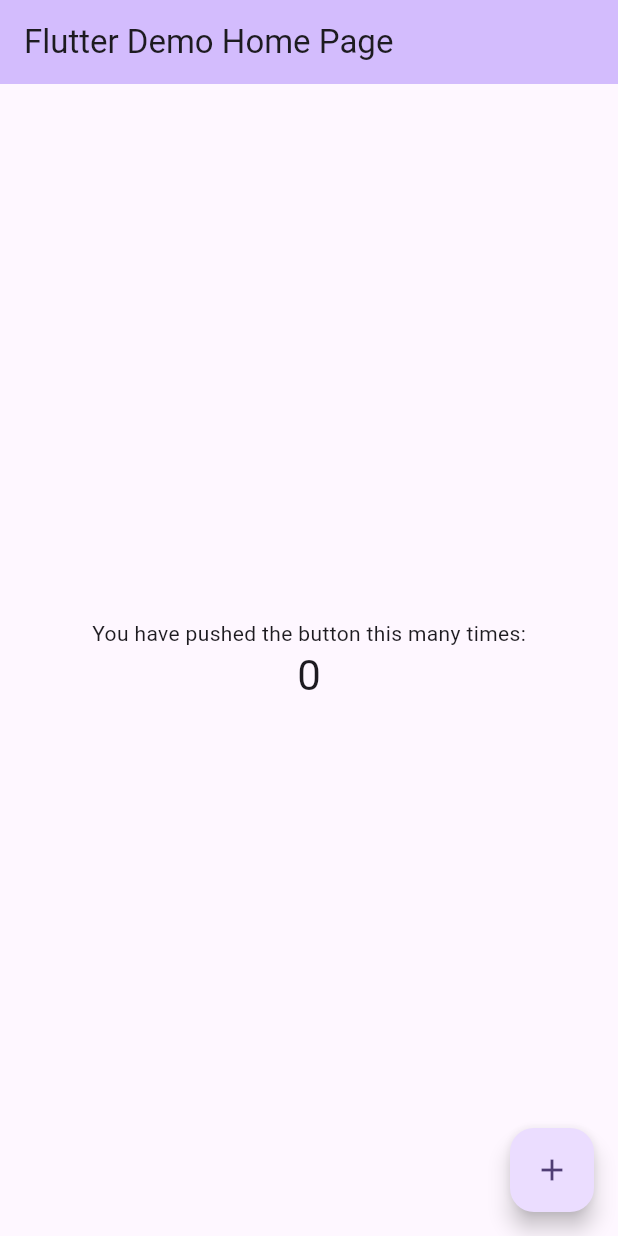
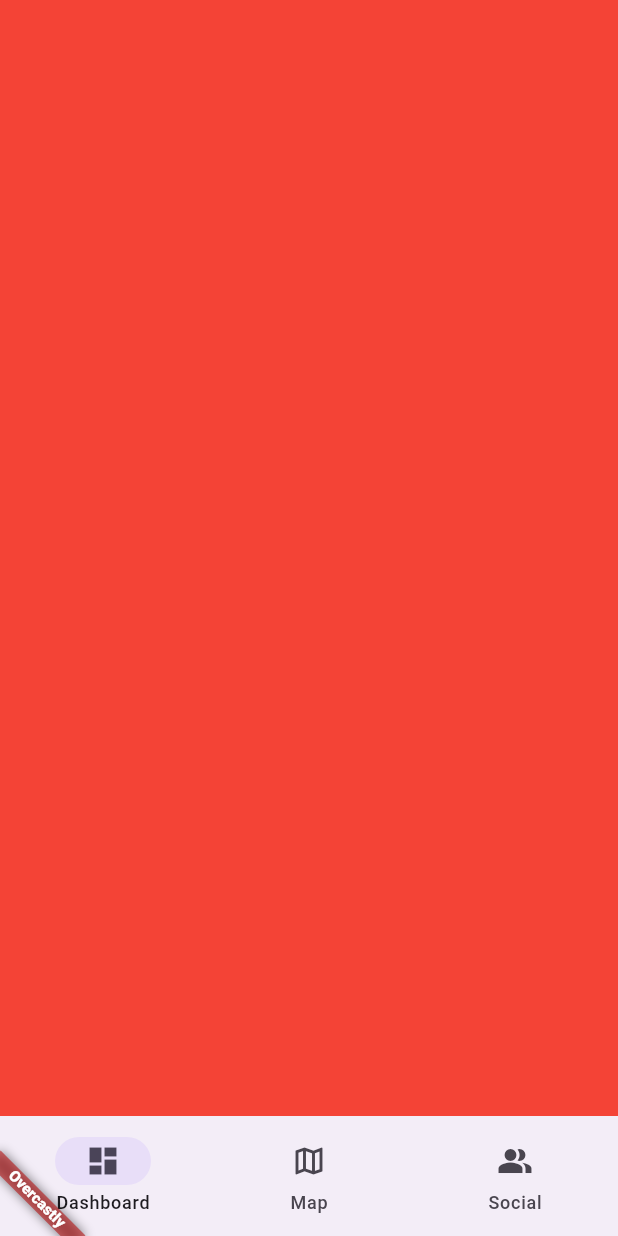
Before and after one commit to Overcastly/mobile, a Flutter app: the screen it shows after launch, on a phone screen of 412 x 824 dp. Run offline on Flutter 3.47's test engine with Material 3 defaults, Android fonts, the phone set to English and light mode, and no system bars.

```diff
--- a/lib/main.dart
+++ b/lib/main.dart
@@ -1,4 +1,5 @@
 import 'package:flutter/material.dart';
+import 'package:mobile/mainwrapper.dart';
 
 void main() {
   runApp(const MyApp());
@@ -7,119 +8,15 @@ void main() {
 class MyApp extends StatelessWidget {
   const MyApp({super.key});
 
-  // This widget is the root of your application.
   @override
   Widget build(BuildContext context) {
-    return MaterialApp(
-      title: 'Flutter Demo',
-      theme: ThemeData(
-        // This is the theme of your application.
-        //
-        // TRY THIS: Try running your application with "flutter run". You'll see
-        // the application has a purple toolbar. Then, without quitting the app,
-        // try changing the seedColor in the colorScheme below to Colors.green
-        // and then invoke "hot reload" (save your changes or press the "hot
-        // reload" button in a Flutter-supported IDE, or press "r" if you used
-        // the command line to start the app).
-        //
-        // Notice that the counter didn't reset back to zero; the application
-        // state is not lost during the reload. To reset the state, use hot
-        // restart instead.
-        //
-        // This works for code too, not just values: Most code changes can be
-        // tested with just a hot reload.
-        colorScheme: ColorScheme.fromSeed(seedColor: Colors.deepPurple),
-        useMaterial3: true,
-      ),
-      home: const MyHomePage(title: 'Flutter Demo Home Page'),
+    return const MaterialApp(
+      debugShowCheckedModeBanner: false,
+      home: Banner(
+        message: 'Overcastly',
+        location: BannerLocation.bottomStart,
+        child: MainWrapper(),
+      )
     );
   }
 }
-
-class MyHomePage extends StatefulWidget {
-  const MyHomePage({super.key, required this.title});
-
-  // This widget is the home page of your application. It is stateful, meaning
-  // that it has a State object (defined below) that contains fields that affect
-  // how it looks.
-
-  // This class is the configuration for the state. It holds the values (in this
-  // case the title) provided by the parent (in this case the App widget) and
-  // used by the build method of the State. Fields in a Widget subclass are
-  // always marked "final".
-
-  final String title;
-
-  @override
-  State<MyHomePage> createState() => _MyHomePageState();
-}
-
-class _MyHomePageState extends State<MyHomePage> {
-  int _counter = 0;
-
-  void _incrementCounter() {
-    setState(() {
-      // This call to setState tells the Flutter framework that something has
-      // changed in this State, which causes it to rerun the build method below
-      // so that the display can reflect the updated values. If we changed
-      // _counter without calling setState(), then the build method would not be
-      // called again, and so nothing would appear to happen.
-      _counter++;
-    });
-  }
-
-  @override
-  Widget build(BuildContext context) {
-    // This method is rerun every time setState is called, for instance as done
-    // by the _incrementCounter method above.
-    //
-    // The Flutter framework has been optimized to make rerunning build methods
-    // fast, so that you can just rebuild anything that needs updating rather
-    // than having to individually change instances of widgets.
-    return Scaffold(
-      appBar: AppBar(
-        // TRY THIS: Try changing the color here to a specific color (to
-        // Colors.amber, perhaps?) and trigger a hot reload to see the AppBar
-        // change color while the other colors stay the same.
-        backgroundColor: Theme.of(context).colorScheme.inversePrimary,
-        // Here we take the value from the MyHomePage object that was created by
-        // the App.build method, and use it to set our appbar title.
-        title: Text(widget.title),
-      ),
-      body: Center(
-        // Center is a layout widget. It takes a single child and positions it
-        // in the middle of the parent.
-        child: Column(
-          // Column is also a layout widget. It takes a list of children and
-          // arranges them vertically. By default, it sizes itself to fit its
-          // children horizontally, and tries to be as tall as its parent.
-          //
-          // Column has various properties to control how it sizes itself and
-          // how it positions its children. Here we use mainAxisAlignment to
-          // center the children vertically; the main axis here is the vertical
-          // axis because Columns are vertical (the cross axis would be
-          // horizontal).
-          //
-          // TRY THIS: Invoke "debug painting" (choose the "Toggle Debug Paint"
-          // action in the IDE, or press "p" in the console), to see the
-          // wireframe for each widget.
-          mainAxisAlignment: MainAxisAlignment.center,
-          children: <Widget>[
-            const Text(
-              'You have pushed the button this many times:',
-            ),
-            Text(
-              '$_counter',
-              style: Theme.of(context).textTheme.headlineMedium,
-            ),
-          ],
-        ),
-      ),
-      floatingActionButton: FloatingActionButton(
-        onPressed: _incrementCounter,
-        tooltip: 'Increment',
-        child: const Icon(Icons.add),
-      ), // This trailing comma makes auto-formatting nicer for build methods.
-    );
-  }
-}
--- /dev/null
+++ b/lib/mainwrapper.dart
@@ -0,0 +1,65 @@
+import 'package:flutter/material.dart';
+
+class MainWrapper extends StatefulWidget {
+  const MainWrapper({super.key});
+
+  @override
+  State<MainWrapper> createState() => _MainWrapperState();
+}
+
+class _MainWrapperState extends State<MainWrapper> {
+  int selectedIndex = 0;
+
+  @override
+  Widget build(BuildContext context) {
+    return Scaffold(
+
+
+
+      ///BOTTOM NAVIGATION BAR
+      bottomNavigationBar: NavigationBar(
+        selectedIndex: selectedIndex,
+        onDestinationSelected: (int index) {
+          setState(() {
+            selectedIndex = index;
+          });
+        },
+
+        destinations: const <NavigationDestination>[
+          NavigationDestination(
+              icon: Icon(Icons.dashboard),
+              label: 'Dashboard'
+          ),
+          NavigationDestination(
+              icon: Icon(Icons.map_outlined),
+              label: 'Map'
+          ),
+          NavigationDestination(
+              icon: Icon(Icons.people_alt),
+              label: 'Social'
+          ),
+        ],
+      ),
+
+      ///BODY
+      body: SafeArea(
+        top: false,
+          child: IndexedStack(
+            index: selectedIndex,
+            children: [
+              Container(
+                color: Colors.red,
+              ),
+              Container(
+                color: Colors.green,
+              ),
+              Container(
+                color: Colors.blue,
+              ),
+            ],
+          )
+      )
+
+    );
+  }
+}
--- /dev/null
+++ b/lib/navigation/dashboard_nav.dart
@@ -0,0 +1,32 @@
+import 'package:flutter/material.dart';
+
+
+class Dashboard extends StatefulWidget {
+  const Dashboard({super.key});
+
+  @override
+  State<Dashboard> createState() => _DashboardState();
+}
+
+class _DashboardState extends State<Dashboard> {
+
+  GlobalKey<NavigatorState> dashboardNavigatorKey = GlobalKey<NavigatorState>();
+
+  @override
+  Widget build(BuildContext context) {
+    return Navigator(
+      key: dashboardNavigatorKey,
+      onGenerateRoute: (RouteSettings settings) {
+        return MaterialPageRoute(
+            builder: (BuildContext context) {
+          if(settings.name == '') {
+            return Container();
+          }
+
+          return Container();
+        },
+        );
+      },
+    );
+  }
+}
```
Also changed, not shown: lib/navigation/map_nav.dart (added), lib/navigation/social_nav.dart (added).
